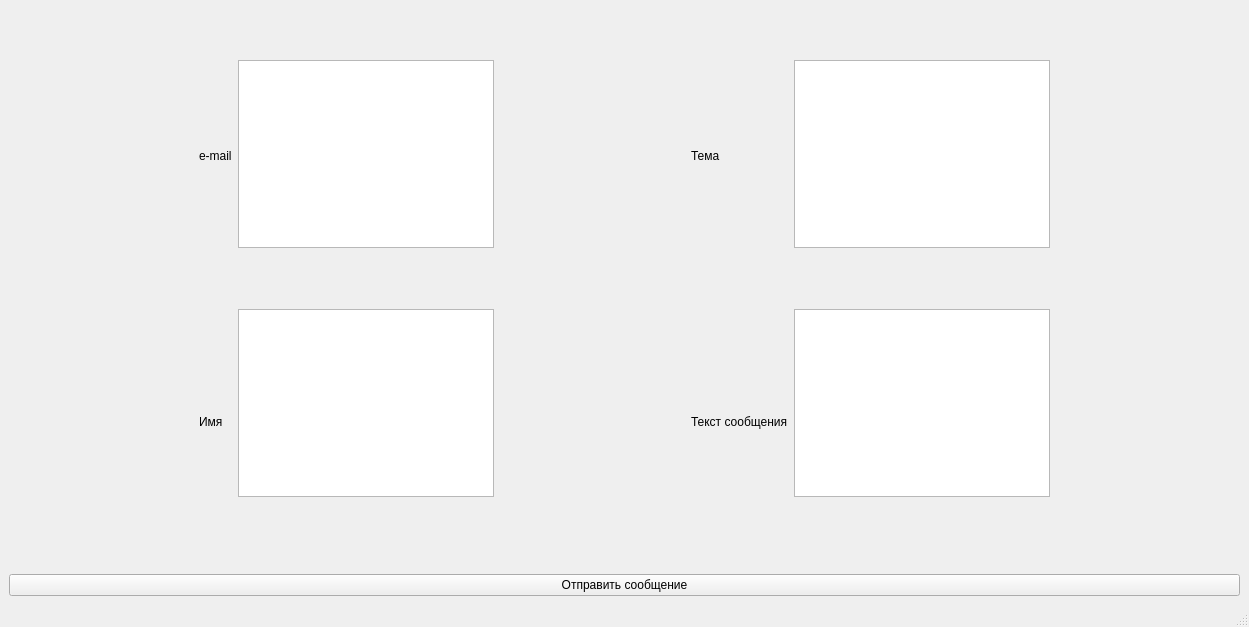
First picture: the form in CrossPP/LB_3/Lab_3/mainwindow.ui, repository DaYaBogdan/7-semestr, before the edit.
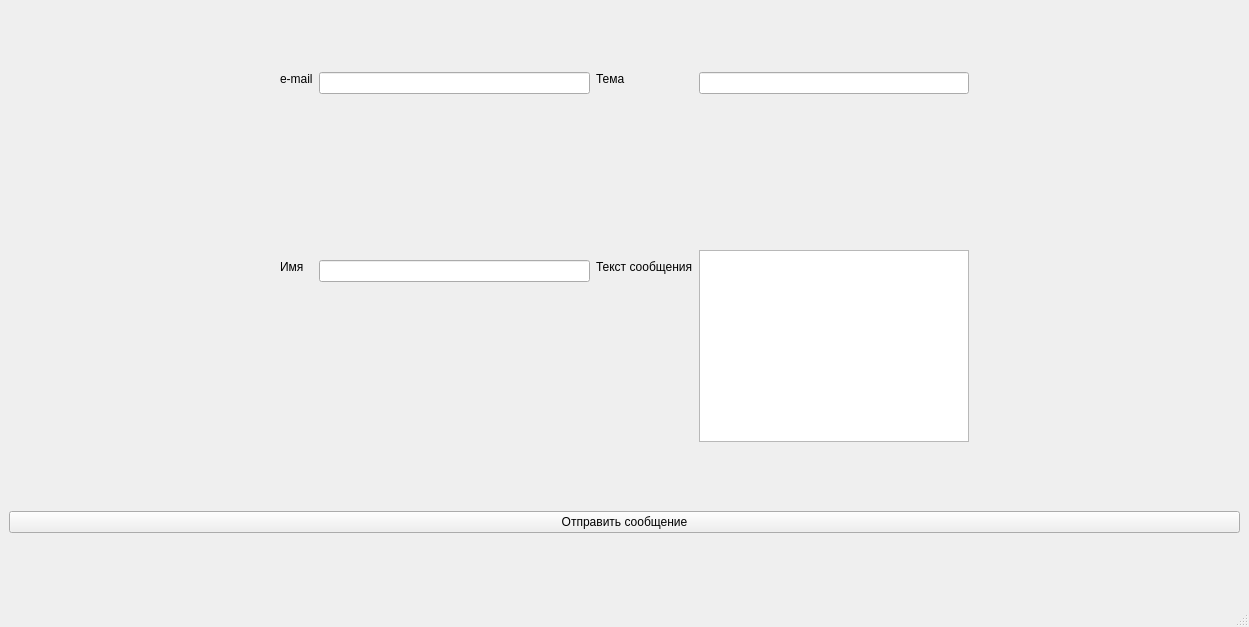
Second picture: the form after the edit.

```diff
--- a/CrossPP/LB_3/Lab_3/mainwindow.ui
+++ b/CrossPP/LB_3/Lab_3/mainwindow.ui
@@ -52,6 +52,19 @@
           </property>
          </widget>
         </item>
+        <item>
+         <spacer name="verticalSpacer_7">
+          <property name="orientation">
+           <enum>Qt::Orientation::Vertical</enum>
+          </property>
+          <property name="sizeHint" stdset="0">
+           <size>
+            <width>20</width>
+            <height>40</height>
+           </size>
+          </property>
+         </spacer>
+        </item>
         <item>
          <widget class="QLabel" name="nameLabel">
           <property name="text">
@@ -59,32 +72,25 @@
           </property>
          </widget>
         </item>
+        <item>
+         <spacer name="verticalSpacer_9">
+          <property name="orientation">
+           <enum>Qt::Orientation::Vertical</enum>
+          </property>
+          <property name="sizeHint" stdset="0">
+           <size>
+            <width>20</width>
+            <height>40</height>
+           </size>
+          </property>
+         </spacer>
+        </item>
        </layout>
       </item>
       <item>
        <layout class="QVBoxLayout" name="verticalLayout_2">
         <item>
-         <spacer name="verticalSpacer_7">
-          <property name="orientation">
-           <enum>Qt::Orientation::Vertical</enum>
-          </property>
-          <property name="sizeHint" stdset="0">
-           <size>
-            <width>20</width>
-            <height>40</height>
-           </size>
-          </property>
-         </spacer>
-        </item>
-        <item>
-         <widget class="QTextEdit" name="emailEdit"/>
-        </item>
-        <item>
-         <widget class="QLabel" name="emailErrLabel">
-          <property name="text">
-           <string/>
-          </property>
-         </widget>
+         <widget class="QLineEdit" name="emailEdit"/>
         </item>
         <item>
          <spacer name="verticalSpacer_3">
@@ -100,14 +106,7 @@
          </spacer>
         </item>
         <item>
-         <widget class="QTextEdit" name="nameEdit"/>
-        </item>
-        <item>
-         <widget class="QLabel" name="nameErrLabel">
-          <property name="text">
-           <string/>
-          </property>
-         </widget>
+         <widget class="QLineEdit" name="nameEdit"/>
         </item>
         <item>
          <spacer name="verticalSpacer_6">
@@ -124,19 +123,6 @@
         </item>
        </layout>
       </item>
-      <item>
-       <spacer name="horizontalSpacer">
-        <property name="orientation">
-         <enum>Qt::Orientation::Horizontal</enum>
-        </property>
-        <property name="sizeHint" stdset="0">
-         <size>
-          <width>40</width>
-          <height>20</height>
-         </size>
-        </property>
-       </spacer>
-      </item>
       <item>
        <layout class="QVBoxLayout" name="verticalLayout_4">
         <item>
@@ -146,6 +132,19 @@
           </property>
          </widget>
         </item>
+        <item>
+         <spacer name="verticalSpacer_10">
+          <property name="orientation">
+           <enum>Qt::Orientation::Vertical</enum>
+          </property>
+          <property name="sizeHint" stdset="0">
+           <size>
+            <width>20</width>
+            <height>40</height>
+           </size>
+          </property>
+         </spacer>
+        </item>
         <item>
          <widget class="QLabel" name="messageLabel">
           <property name="text">
@@ -153,10 +152,6 @@
           </property>
          </widget>
         </item>
-       </layout>
-      </item>
-      <item>
-       <layout class="QVBoxLayout" name="verticalLayout_5">
         <item>
          <spacer name="verticalSpacer_8">
           <property name="orientation">
@@ -170,15 +165,12 @@
           </property>
          </spacer>
         </item>
+       </layout>
+      </item>
+      <item>
+       <layout class="QVBoxLayout" name="verticalLayout_5">
         <item>
-         <widget class="QTextEdit" name="titleEdit"/>
-        </item>
-        <item>
-         <widget class="QLabel" name="titleErrLabel">
-          <property name="text">
-           <string/>
-          </property>
-         </widget>
+         <widget class="QLineEdit" name="titleEdit"/>
         </item>
         <item>
          <spacer name="verticalSpacer_4">
@@ -188,7 +180,7 @@
           <property name="sizeHint" stdset="0">
            <size>
             <width>20</width>
-            <height>40</height>
+            <height>150</height>
            </size>
           </property>
          </spacer>
@@ -196,26 +188,6 @@
         <item>
          <widget class="QTextEdit" name="messageEdit"/>
         </item>
-        <item>
-         <widget class="QLabel" name="messageErrLabel">
-          <property name="text">
-           <string/>
-          </property>
-         </widget>
-        </item>
-        <item>
-         <spacer name="verticalSpacer_5">
-          <property name="orientation">
-           <enum>Qt::Orientation::Vertical</enum>
-          </property>
-          <property name="sizeHint" stdset="0">
-           <size>
-            <width>20</width>
-            <height>40</height>
-           </size>
-          </property>
-         </spacer>
-        </item>
        </layout>
       </item>
       <item>
@@ -234,7 +206,7 @@
      </layout>
     </item>
     <item>
-     <spacer name="verticalSpacer">
+     <spacer name="verticalSpacer_5">
       <property name="orientation">
        <enum>Qt::Orientation::Vertical</enum>
       </property>
@@ -253,6 +225,19 @@
       </property>
      </widget>
     </item>
+    <item>
+     <spacer name="verticalSpacer">
+      <property name="orientation">
+       <enum>Qt::Orientation::Vertical</enum>
+      </property>
+      <property name="sizeHint" stdset="0">
+       <size>
+        <width>20</width>
+        <height>40</height>
+       </size>
+      </property>
+     </spacer>
+    </item>
    </layout>
   </widget>
   <widget class="QMenuBar" name="menubar">
@@ -261,7 +246,7 @@
      <x>0</x>
      <y>0</y>
      <width>1249</width>
-     <height>21</height>
+     <height>25</height>
     </rect>
    </property>
   </widget>
```
